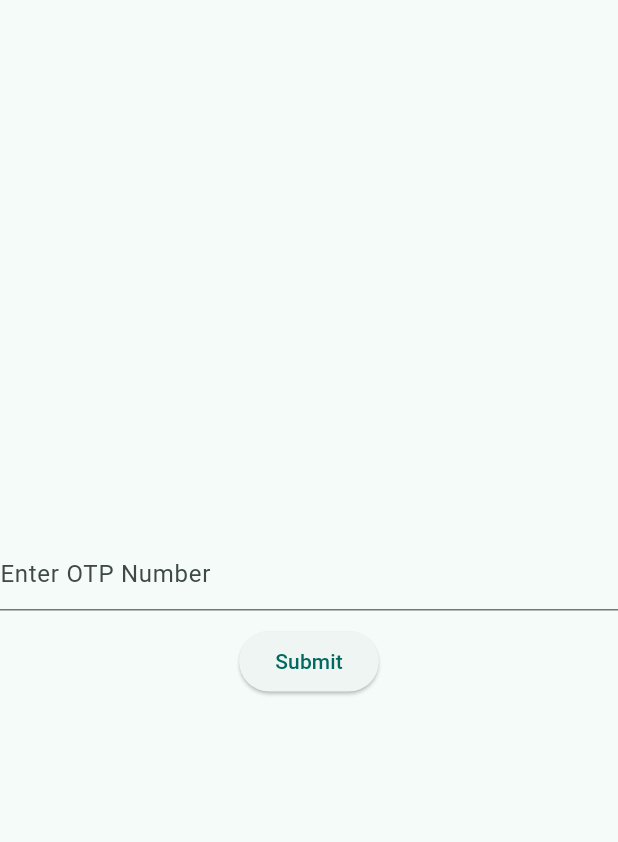
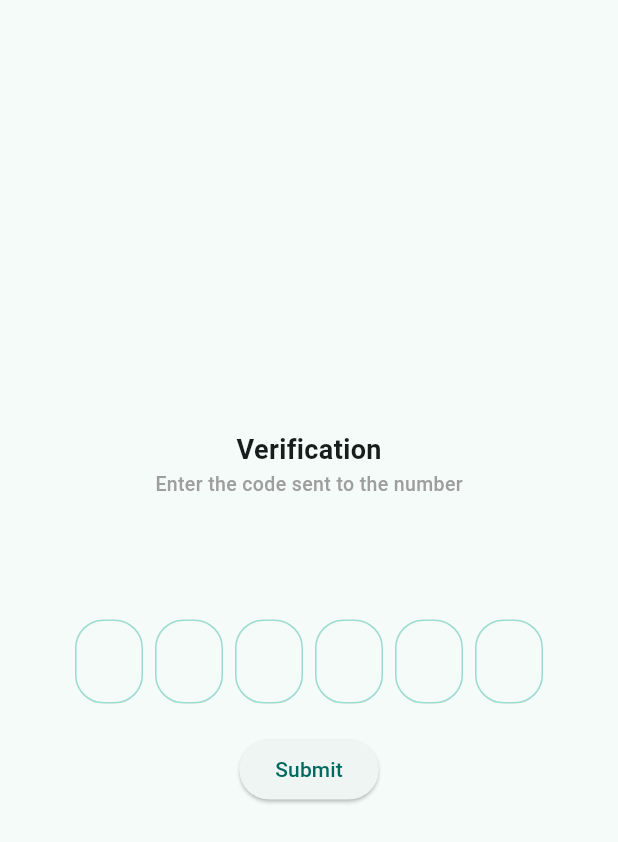
Before and after one commit to maheshsesetti/flutter_chat_socket.io, a Flutter app: the OTPScreen screen opened directly with empty values, after a tap on "Submit", on a phone screen of 412 x 824 dp. Shown: the top 842 px of the screen. Run offline on Flutter 3.47's test engine with Material 3 defaults, Android fonts, the phone set to English and light mode, and no system bars; drawn by our look-alikes of pinput; our stand-ins replace appwrite, country_picker, emoji_picker_flutter, firebase_auth, firebase_core, intl_phone_number_input and 2 more; accounts and stored records are empty; network calls fail.

Commit message:
added in singleton to the firebase

```diff
--- a/chat_application/flutter_chat_application/lib/presentation/view/OTPScreen.dart
+++ b/chat_application/flutter_chat_application/lib/presentation/view/OTPScreen.dart
@@ -1,10 +1,21 @@
-import 'package:firebase_auth/firebase_auth.dart';
+import 'package:appwrite/appwrite.dart';
+
 import 'package:flutter/material.dart';
-import 'package:flutter_chat_application/presentation/view/Home_Page.dart';
+import 'package:flutter_chat_application/utils/services/firebase_service.dart';
+
+import 'package:pinput/pinput.dart';
+
+import '../../client/main.dart';
 
 class OTPScreen extends StatefulWidget {
   final String verificationId;
-  const OTPScreen({super.key, required this.verificationId});
+  final String userId;
+  final String phoneNo;
+  const OTPScreen(
+      {super.key,
+      required this.verificationId,
+      required this.userId,
+      required this.phoneNo});
 
   @override
   State<OTPScreen> createState() => _OTPScreenState();
@@ -12,40 +23,137 @@ class OTPScreen extends StatefulWidget {
 
 class _OTPScreenState extends State<OTPScreen> {
   TextEditingController otpController = TextEditingController();
+  final account = Account(client);
+  final focusNode = FocusNode();
+  final formKey = GlobalKey<FormState>();
+  @override
+  void dispose() {
+    otpController.dispose();
+    focusNode.dispose();
+    super.dispose();
+  }
+
   @override
   Widget build(BuildContext context) {
+    const focusedBorderColor = Color.fromRGBO(23, 171, 144, 1);
+    const fillColor = Color.fromRGBO(243, 246, 249, 0);
+    const borderColor = Color.fromRGBO(23, 171, 144, 0.4);
+
+    final defaultPinTheme = PinTheme(
+      width: 56,
+      height: 56,
+      textStyle: const TextStyle(
+        fontSize: 22,
+        color: Color.fromRGBO(30, 60, 87, 1),
+      ),
+      decoration: BoxDecoration(
+        borderRadius: BorderRadius.circular(19),
+        border: Border.all(color: borderColor),
+      ),
+    );
     return Scaffold(
-      body: Center(
+        body: Center(
+      child: Form(
+        key: formKey,
         child: Column(
           mainAxisAlignment: MainAxisAlignment.center,
-          crossAxisAlignment: CrossAxisAlignment.center,
           children: [
-            TextField(
-              controller: otpController,
-              keyboardType: TextInputType.number,
-              decoration: const InputDecoration(hintText: 'Enter OTP Number'),
+            const Text(
+              "Verification",
+              style: TextStyle(fontSize: 18, fontWeight: FontWeight.bold),
+            ),
+            const Text(
+              "Enter the code sent to the number",
+              style: TextStyle(
+                  fontWeight: FontWeight.w500,
+                  fontSize: 13,
+                  color: Colors.grey),
             ),
             const SizedBox(
-              height: 10,
+              height: 20,
+            ),
+            Text(
+              widget.phoneNo,
+            ),
+            const SizedBox(
+              height: 40,
+            ),
+            Padding(
+              padding: const EdgeInsets.symmetric(horizontal: 50),
+              child: Directionality(
+                // Specify direction if desired
+                textDirection: TextDirection.ltr,
+                child: Pinput(
+                  length: 6,
+                  controller: otpController,
+                  focusNode: focusNode,
+                  androidSmsAutofillMethod:
+                      AndroidSmsAutofillMethod.smsUserConsentApi,
+                  listenForMultipleSmsOnAndroid: true,
+                  defaultPinTheme: defaultPinTheme,
+                  separatorBuilder: (index) => const SizedBox(width: 8),
+                  validator: (value) {
+                    return value == otpController.text
+                        ? null
+                        : 'Pin is incorrect';
+                  },
+                  // onClipboardFound: (value) {
+                  //   debugPrint('onClipboardFound: $value');
+                  //   otpController.setText(value);
+                  // },
+                  hapticFeedbackType: HapticFeedbackType.lightImpact,
+                  onCompleted: (pin) {
+                    debugPrint('onCompleted: $pin');
+                  },
+                  onChanged: (value) {
+                    debugPrint('onChanged: $value');
+                  },
+                  cursor: Column(
+                    mainAxisAlignment: MainAxisAlignment.end,
+                    children: [
+                      Container(
+                        margin: const EdgeInsets.only(bottom: 9),
+                        width: 22,
+                        height: 1,
+                        color: focusedBorderColor,
+                      ),
+                    ],
+                  ),
+                  focusedPinTheme: defaultPinTheme.copyWith(
+                    decoration: defaultPinTheme.decoration!.copyWith(
+                      borderRadius: BorderRadius.circular(8),
+                      border: Border.all(color: focusedBorderColor),
+                    ),
+                  ),
+                  submittedPinTheme: defaultPinTheme.copyWith(
+                    decoration: defaultPinTheme.decoration!.copyWith(
+                      color: fillColor,
+                      borderRadius: BorderRadius.circular(19),
+                      border: Border.all(color: focusedBorderColor),
+                    ),
+                  ),
+                  errorPinTheme: defaultPinTheme.copyBorderWith(
+                    border: Border.all(color: Colors.redAccent),
+                  ),
+                ),
+              ),
+            ),
+            const SizedBox(
+              height: 20,
             ),
             ElevatedButton(
-                onPressed: () async {
-                  try {
-                    PhoneAuthCredential credential =
-                        PhoneAuthProvider.credential(
-                            verificationId: widget.verificationId,
-                            smsCode: otpController.text);
-                    FirebaseAuth.instance.signInWithCredential(credential).then(
-                        (value) =>
-                            Navigator.pushNamed(context, HomePage.route));
-                  } catch (e) {
-                    print(e);
-                  }
-                },
-                child: const Text("Submit"))
+              onPressed: () {
+                focusNode.unfocus();
+                formKey.currentState!.validate();
+                FirebaseService.instance.verifyFirebasePhoneNumberOTP(
+                    widget.verificationId, otpController.text, context);
+                //   // final session = await account.updatePhoneSession(userId: widget.userId, secret: otpController.text);
+              },
+              child: const Text('Submit'),
+            ),
           ],
         ),
       ),
-    );
+    ));
   }
 }
--- /dev/null
+++ b/chat_application/flutter_chat_application/lib/utils/services/firebase_service.dart
@@ -0,0 +1,69 @@
+import 'package:firebase_auth/firebase_auth.dart';
+
+import 'package:flutter/material.dart';
+
+import '../../presentation/view/Home_Page.dart';
+import '../../presentation/view/OTPScreen.dart';
+
+class FirebaseService {
+  static final FirebaseService instance = FirebaseService._internal();
+
+  factory FirebaseService() {
+    return instance;
+  }
+
+  FirebaseService._internal();
+
+  FirebaseAuth auth = FirebaseAuth.instance;
+
+  // void initFirebase() async {
+  //
+  // }
+
+  Future<void> signInWithPhoneNumber(
+      String phoneNumber, BuildContext context) async {
+    try {
+      await auth.verifyPhoneNumber(
+          phoneNumber: phoneNumber,
+          verificationCompleted: (PhoneAuthCredential credential) async {
+            await auth.signInWithCredential(credential);
+          },
+          verificationFailed: (FirebaseAuthException e) {
+            if (e.code == 'invalid-phone-number') {
+              debugPrint('The provided phone number is not valid.');
+            }
+          },
+          codeSent: (String verificationId, int? resendToken) {
+
+            Navigator.push(
+                context,
+                MaterialPageRoute(
+                    builder: (context) => OTPScreen(
+                          phoneNo: phoneNumber,
+                          verificationId: verificationId,
+                          userId: "",
+                        )));
+          },
+          codeAutoRetrievalTimeout: (String verificationId) {});
+    } on FirebaseAuthException catch (e) {
+      debugPrint(e.message);
+    }
+  }
+
+  Future<void> verifyFirebasePhoneNumberOTP(String verificationId,String otp,BuildContext context) async{
+    try{
+      PhoneAuthCredential credential =
+      PhoneAuthProvider.credential(
+          verificationId: verificationId,
+          smsCode: otp);
+      auth.signInWithCredential(credential).then(
+              (value) =>
+              Navigator.pushNamed(context, HomePage.route));
+
+    } on FirebaseException catch(e) {
+      debugPrint(e.message);
+    }
+
+  }
+
+}
--- a/chat_application/flutter_chat_application/lib/utils/socket/socket_client.dart
+++ b/chat_application/flutter_chat_application/lib/utils/socket/socket_client.dart
@@ -1,7 +1,7 @@
 import 'dart:io';
 
 import 'package:flutter/material.dart';
-import 'package:flutter_chat_application/utils/share_preference.dart';
+import 'package:flutter_chat_application/utils/services/share_preference.dart';
 
 class SocketClientSingleton {
   static final SocketClientSingleton instance =
--- a/chat_application/flutter_chat_application/pubspec.yaml
+++ b/chat_application/flutter_chat_application/pubspec.yaml
@@ -13,6 +13,7 @@ dependencies:
   emoji_picker_flutter: ^2.0.0
   firebase_auth: ^4.17.4
   firebase_core: ^2.25.4
+  pinput: ^4.0.0
   flutter:
     sdk: flutter
   lottie: ^3.0.0
```
Also changed, not shown: chat_application/flutter_chat_application/lib/client/main.dart (+5 -2 lines), chat_application/flutter_chat_application/lib/presentation/view/register_screen.dart (+51 -23 lines), chat_application/flutter_chat_application/lib/presentation/widgets/alert_dialog_widget.dart (added, +10 -0 lines), chat_application/flutter_chat_application/lib/utils/services/share_preference.dart (renamed from chat_application/flutter_chat_application/lib/utils/share_preference.dart), chat_application/flutter_chat_application/pubspec.lock, 5 other files.
